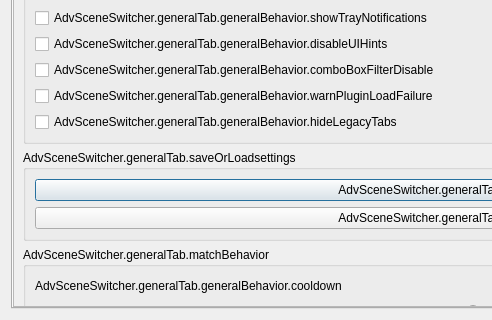
WarmUpTill/SceneSwitcher, file forms/advanced-scene-switcher.ui: the form before one commit; both pictures show x 0 to 492 and y 280 to 600 of the 1000 by 600 pixel window.
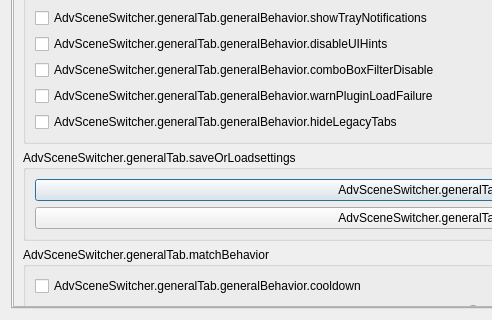
The form after the commit. The open tabs and pages were chosen to show the change. Icons and pictures are not drawn. Custom widgets are drawn as their Qt base class.

Commit message: Prevent users from accidentally enabling action cooldowns

```diff
--- a/forms/advanced-scene-switcher.ui
+++ b/forms/advanced-scene-switcher.ui
@@ -390,7 +390,7 @@
               <item>
                <layout class="QHBoxLayout" name="cooldownLayout">
                 <item>
-                 <widget class="QLabel" name="label">
+                 <widget class="QCheckBox" name="enableCooldown">
                   <property name="text">
                    <string>AdvSceneSwitcher.generalTab.generalBehavior.cooldown</string>
                   </property>
```
The commit also changes 3 other files.
